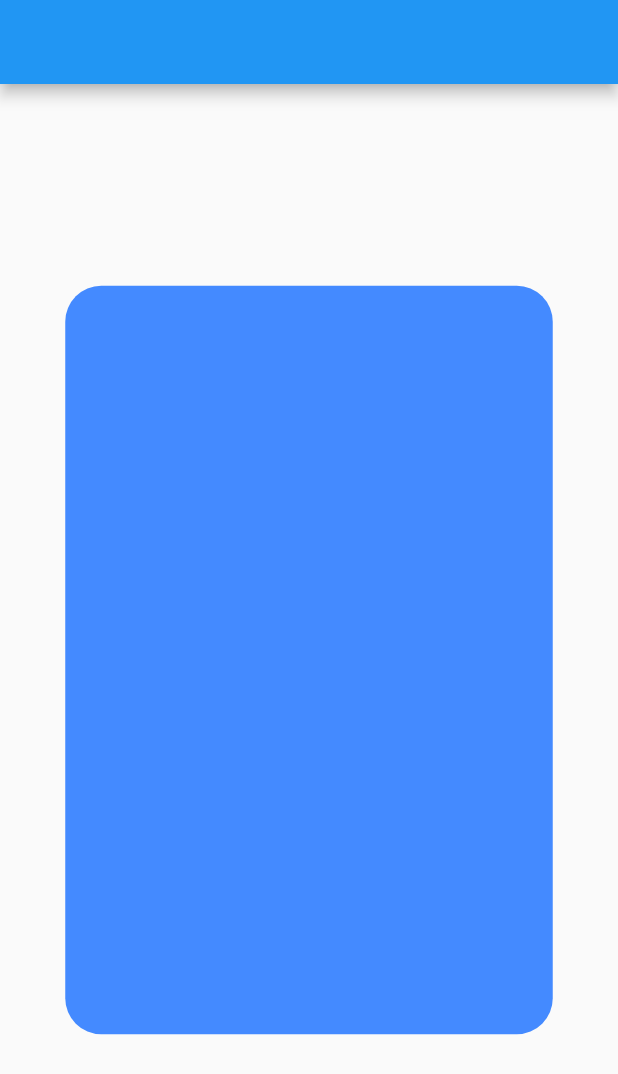
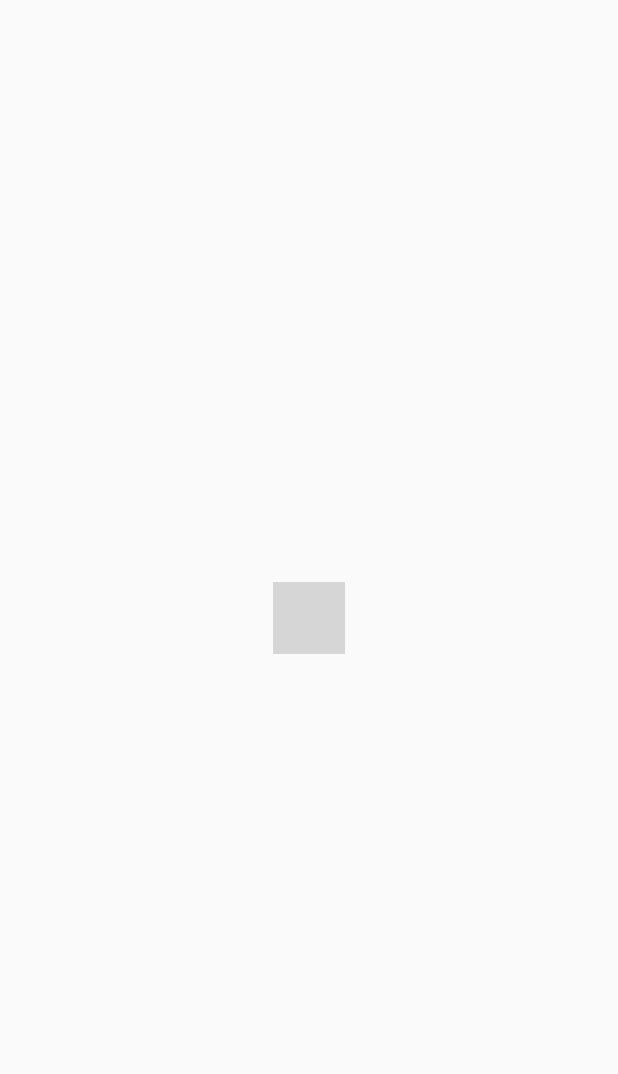
Before and after one commit to poll-kim/animated-slide-example, a Flutter app: the first screen one second after launch, on a phone screen of 412 x 824 dp. Shown: the top 1074 px of the screen. Run offline on Flutter 3.47's test engine with Material 2 defaults, Android fonts, the phone set to English and light mode, and no system bars; our stand-ins replace get; grey boxes are pictures that could not be loaded.

Commit message:
faet: Reuseable Widget Celmeety Splash Screen 생성

```diff
--- a/lib/first_screen.dart
+++ b/lib/first_screen.dart
@@ -29,6 +29,7 @@ class FirstScreen extends StatelessWidget {
             ),
           ),
         ),
-        ));
+      ),
+    );
   }
 }
--- a/lib/main.dart
+++ b/lib/main.dart
@@ -1,6 +1,21 @@
 import 'package:flutter/material.dart';
+import 'package:get/get.dart';
 import 'package:test_project/first_screen.dart';
+import 'package:test_project/second_screen.dart';
+import 'package:test_project/splash_screen.dart';
 
 void main() {
-  runApp(const MaterialApp(home: FirstScreen()));
+  runApp(GetMaterialApp(
+    initialRoute: '/splash',
+    getPages: [
+      GetPage(
+        name: '/',
+        page: () => const FirstScreen(),
+        transition: Transition.circularReveal,
+        transitionDuration: Duration(milliseconds: 2000),
+      ),
+      GetPage(name: '/second', page: () => const SecondScreen()),
+      GetPage(name: '/splash', page: () => const SplashScreen()),
+    ],
+  ));
 }
--- /dev/null
+++ b/lib/splash_screen.dart
@@ -0,0 +1,21 @@
+import 'package:flutter/material.dart';
+import 'package:get/get.dart';
+import 'package:test_project/widgets/celmeety_splash_screen.dart';
+
+class SplashScreen extends StatelessWidget {
+  const SplashScreen({Key? key}) : super(key: key);
+
+  @override
+  Widget build(BuildContext context) {
+    return CelmeetySplashScreen(
+      size: 48.0,
+      mill: 900,
+      interval: 800,
+      curve: Curves.fastOutSlowIn,
+      navigator: () {
+        Get.offAndToNamed('/');
+      },
+      imgPath: "assets/splash_icon.png",
+    );
+  }
+}
--- /dev/null
+++ b/lib/widgets/celmeety_splash_screen.dart
@@ -0,0 +1,53 @@
+import 'package:flutter/material.dart';
+
+class CelmeetySplashScreen extends StatefulWidget {
+  const CelmeetySplashScreen(
+      {Key? key,
+      required this.size,
+      required this.mill,
+      required this.interval,
+      required this.curve,
+      required this.navigator,
+      required this.imgPath})
+      : super(key: key);
+  final double size;
+  final int mill;
+  final int interval;
+  final Curve curve;
+  final void Function() navigator;
+  final String imgPath;
+
+  @override
+  State<CelmeetySplashScreen> createState() => _CelmeetySplashScreenState();
+}
+
+class _CelmeetySplashScreenState extends State<CelmeetySplashScreen> {
+  double _size = 100;
+
+  @override
+  void initState() {
+    _size = widget.size;
+    super.initState();
+    Future.delayed(Duration(milliseconds: widget.mill), () {
+      setState(() => _size = 0);
+    });
+    Future.delayed(Duration(milliseconds: widget.mill + widget.interval),
+        widget.navigator);
+  }
+
+  @override
+  Widget build(BuildContext context) {
+    return Scaffold(
+      body: Center(
+        child: AnimatedContainer(
+          width: _size,
+          height: _size,
+          curve: widget.curve,
+          duration: Duration(milliseconds: widget.mill),
+          decoration: BoxDecoration(
+              image: DecorationImage(image: AssetImage(widget.imgPath))),
+        ),
+      ),
+    );
+  }
+}
--- a/pubspec.yaml
+++ b/pubspec.yaml
@@ -34,6 +34,7 @@ dependencies:
   # The following adds the Cupertino Icons font to your application.
   # Use with the CupertinoIcons class for iOS style icons.
   cupertino_icons: ^1.0.2
+  get: ^4.6.5
 
 dev_dependencies:
   flutter_test:
@@ -61,6 +62,7 @@ flutter:
   assets:
     - img1.png
     - img2.png
+    - splash_icon.png
 
   # An image asset can refer to one or more resolution-specific "variants", see
   # https://flutter.dev/assets-and-images/#resolution-aware
```
Also changed, not shown: pubspec.lock. Lines whose indentation alone changed are shown as unchanged.
